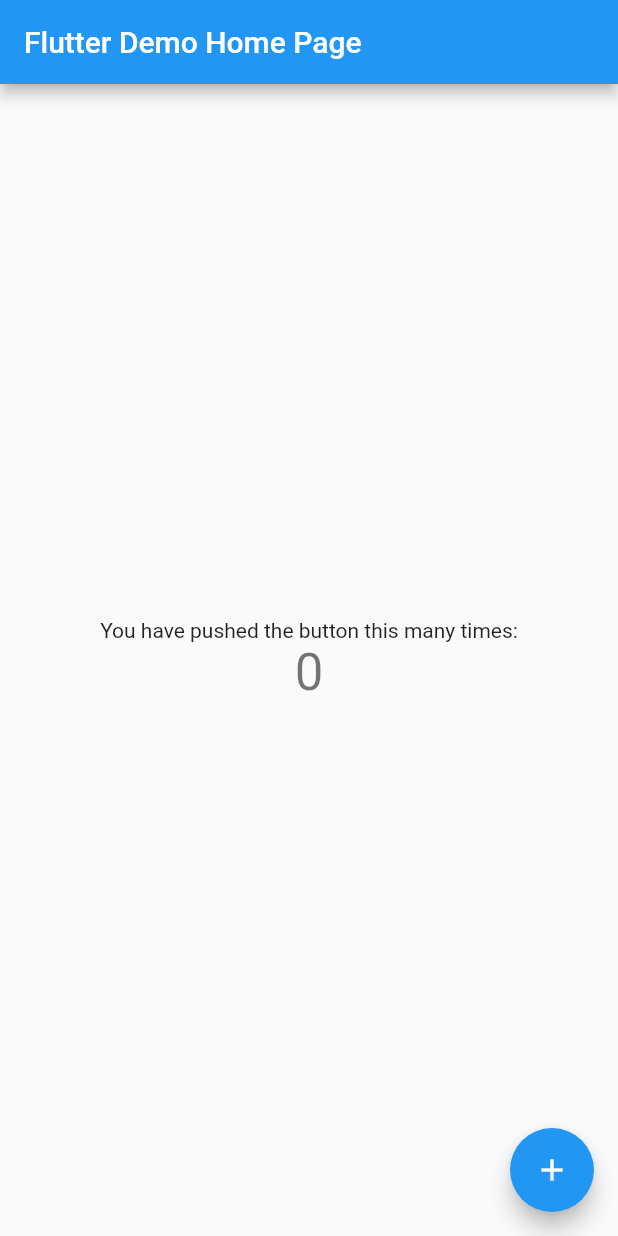
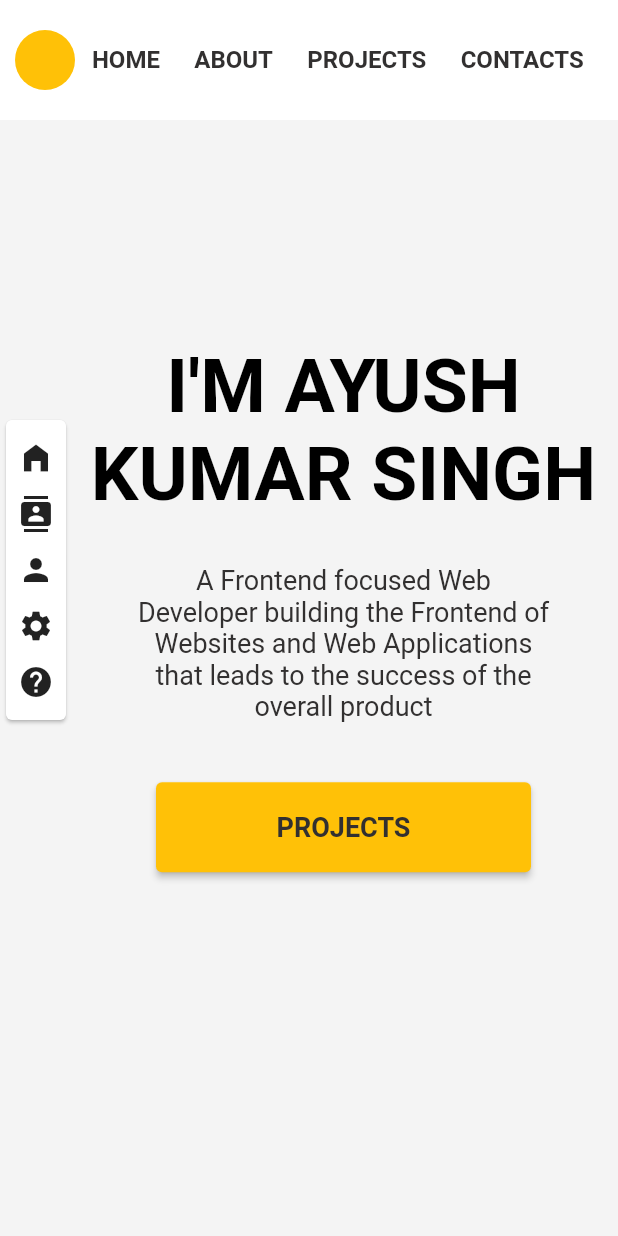
Before and after one commit to AyushKrSingh000/Portfolio-Web-App, a Flutter app: the screen it shows after launch, on a phone screen of 412 x 824 dp. Run offline on Flutter 3.47's test engine with Material 2 defaults, Android fonts, the phone set to English and light mode, and no system bars.

Commit message:
Added HomeScreen

```diff
--- /dev/null
+++ b/lib/constants.dart
@@ -0,0 +1,7 @@
+import 'package:flutter/material.dart';
+
+const kWhiteColor = Colors.white;
+const kBlackColor = Color.fromARGB(255, 50, 48, 48);
+const kHoverColor = Colors.amber;
+const double fontsize = 16;
+const kBlacColor = Colors.black;
--- /dev/null
+++ b/lib/controllers/hovers_controller.dart
@@ -0,0 +1,32 @@
+import 'package:flutter/gestures.dart';
+import 'package:flutter/material.dart';
+
+class HoverBuilder extends StatefulWidget {
+  const HoverBuilder({
+    required this.builder,
+    Key? key,
+  }) : super(key: key);
+
+  final Widget Function(bool isHovered) builder;
+
+  @override
+  _HoverBuilderState createState() => _HoverBuilderState();
+}
+
+class _HoverBuilderState extends State<HoverBuilder> {
+  bool _isHovered = false;
+  @override
+  Widget build(BuildContext context) {
+    return MouseRegion(
+      onEnter: (PointerEnterEvent event) => _onHoverChanged(enabled: true),
+      onExit: (PointerExitEvent event) => _onHoverChanged(enabled: false),
+      child: widget.builder(_isHovered),
+    );
+  }
+
+  void _onHoverChanged({required bool enabled}) {
+    setState(() {
+      _isHovered = enabled;
+    });
+  }
+}
--- a/lib/main.dart
+++ b/lib/main.dart
@@ -1,4 +1,5 @@
 import 'package:flutter/material.dart';
+import 'package:my_portfolio/pages/home_screen.dart';
 
 void main() {
   runApp(const MyApp());
@@ -7,109 +8,29 @@
 class MyApp extends StatelessWidget {
   const MyApp({super.key});
 
-  // This widget is the root of your application.
   @override
   Widget build(BuildContext context) {
     return MaterialApp(
-      title: 'Flutter Demo',
+      title: 'Portfolio Web Application',
+      debugShowCheckedModeBanner: false,
       theme: ThemeData(
-        // This is the theme of your application.
-        //
-        // Try running your application with "flutter run". You'll see the
-        // application has a blue toolbar. Then, without quitting the app, try
-        // changing the primarySwatch below to Colors.green and then invoke
-        // "hot reload" (press "r" in the console where you ran "flutter run",
-        // or simply save your changes to "hot reload" in a Flutter IDE).
-        // Notice that the counter didn't reset back to zero; the application
-        // is not restarted.
-        primarySwatch: Colors.blue,
+        primarySwatch: Colors.amber,
       ),
-      home: const MyHomePage(title: 'Flutter Demo Home Page'),
+      home: MyHomePage(),
     );
   }
 }
 
 class MyHomePage extends StatefulWidget {
-  const MyHomePage({super.key, required this.title});
-
-  // This widget is the home page of your application. It is stateful, meaning
-  // that it has a State object (defined below) that contains fields that affect
-  // how it looks.
-
-  // This class is the configuration for the state. It holds the values (in this
-  // case the title) provided by the parent (in this case the App widget) and
-  // used by the build method of the State. Fields in a Widget subclass are
-  // always marked "final".
-
-  final String title;
+  const MyHomePage({super.key});
 
   @override
   State<MyHomePage> createState() => _MyHomePageState();
 }
 
 class _MyHomePageState extends State<MyHomePage> {
-  int _counter = 0;
-
-  void _incrementCounter() {
-    setState(() {
-      // This call to setState tells the Flutter framework that something has
-      // changed in this State, which causes it to rerun the build method below
-      // so that the display can reflect the updated values. If we changed
-      // _counter without calling setState(), then the build method would not be
-      // called again, and so nothing would appear to happen.
-      _counter++;
-    });
-  }
-
   @override
   Widget build(BuildContext context) {
-    // This method is rerun every time setState is called, for instance as done
-    // by the _incrementCounter method above.
-    //
-    // The Flutter framework has been optimized to make rerunning build methods
-    // fast, so that you can just rebuild anything that needs updating rather
-    // than having to individually change instances of widgets.
-    return Scaffold(
-      appBar: AppBar(
-        // Here we take the value from the MyHomePage object that was created by
-        // the App.build method, and use it to set our appbar title.
-        title: Text(widget.title),
-      ),
-      body: Center(
-        // Center is a layout widget. It takes a single child and positions it
-        // in the middle of the parent.
-        child: Column(
-          // Column is also a layout widget. It takes a list of children and
-          // arranges them vertically. By default, it sizes itself to fit its
-          // children horizontally, and tries to be as tall as its parent.
-          //
-          // Invoke "debug painting" (press "p" in the console, choose the
-          // "Toggle Debug Paint" action from the Flutter Inspector in Android
-          // Studio, or the "Toggle Debug Paint" command in Visual Studio Code)
-          // to see the wireframe for each widget.
-          //
-          // Column has various properties to control how it sizes itself and
-          // how it positions its children. Here we use mainAxisAlignment to
-          // center the children vertically; the main axis here is the vertical
-          // axis because Columns are vertical (the cross axis would be
-          // horizontal).
-          mainAxisAlignment: MainAxisAlignment.center,
-          children: <Widget>[
-            const Text(
-              'You have pushed the button this many times:',
-            ),
-            Text(
-              '$_counter',
-              style: Theme.of(context).textTheme.headline4,
-            ),
-          ],
-        ),
-      ),
-      floatingActionButton: FloatingActionButton(
-        onPressed: _incrementCounter,
-        tooltip: 'Increment',
-        child: const Icon(Icons.add),
-      ), // This trailing comma makes auto-formatting nicer for build methods.
-    );
+    return HomePage();
   }
 }
--- /dev/null
+++ b/lib/pages/home_screen.dart
@@ -0,0 +1,177 @@
+import 'package:flutter/material.dart';
+import 'package:my_portfolio/constants.dart';
+
+import '../controllers/hovers_controller.dart';
+
+class HomePage extends StatefulWidget {
+  const HomePage({super.key});
+
+  @override
+  State<HomePage> createState() => _HomePageState();
+}
+
+class _HomePageState extends State<HomePage> {
+  @override
+  Widget build(BuildContext context) {
+    return Scaffold(
+      backgroundColor: Color.fromRGBO(244, 244, 244, 1),
+      appBar: AppBar(
+        toolbarHeight: 80,
+        backgroundColor: kWhiteColor,
+        elevation: 0,
+        leading: Row(
+          children: const [
+            Padding(
+              padding: EdgeInsets.only(left: 10),
+              child: CircleAvatar(
+                backgroundColor: Colors.amber,
+                radius: 20,
+              ),
+            ),
+          ],
+        ),
+        title: const Text(
+          "AYUSH KUMAR SINGH",
+          style: TextStyle(color: kBlackColor),
+        ),
+        actions: [
+          Row(
+            mainAxisAlignment: MainAxisAlignment.end,
+            // crossAxisAlignment: CrossAxisAlignment.end,
+            children: [
+              HoverBuilder(
+                builder: (isHovered) {
+                  return Text(
+                    "HOME",
+                    style: TextStyle(
+                        color: isHovered ? kHoverColor : kBlackColor,
+                        fontWeight: FontWeight.bold,
+                        fontSize: fontsize),
+                  );
+                },
+              ),
+              SizedBox(
+                width: MediaQuery.of(context).size.width / 18,
+              ),
+              HoverBuilder(
+                builder: (isHovered) {
+                  return Text(
+                    "ABOUT",
+                    style: TextStyle(
+                        color: isHovered ? kHoverColor : kBlackColor,
+                        fontWeight: FontWeight.bold,
+                        fontSize: fontsize),
+                  );
+                },
+              ),
+              SizedBox(
+                width: MediaQuery.of(context).size.width / 18,
+              ),
+              HoverBuilder(
+                builder: (isHovered) {
+                  return Text(
+                    "PROJECTS",
+                    style: TextStyle(
+                        color: isHovered ? kHoverColor : kBlackColor,
+                        fontWeight: FontWeight.bold,
+                        fontSize: fontsize),
+                  );
+                },
+              ),
+              SizedBox(
+                width: MediaQuery.of(context).size.width / 18,
+              ),
+              HoverBuilder(
+                builder: (isHovered) {
+                  return Text(
+                    "CONTACTS",
+                    style: TextStyle(
+                        color: isHovered ? kHoverColor : kBlackColor,
+                        fontWeight: FontWeight.bold,
+                        fontSize: fontsize),
+                  );
+                },
+              ),
+              SizedBox(
+                width: MediaQuery.of(context).size.width / 18,
+              ),
+            ],
+          ),
+        ],
+      ),
+      body: SingleChildScrollView(
+        child: Column(
+          children: [
+            SizedBox(
+              height: 600,
+              child: Row(children: [
+                Card(
+                  color: Colors.white,
+                  child: SizedBox(
+                    height: 200,
+                    width: 40,
+                    child: Column(
+                        mainAxisAlignment: MainAxisAlignment.spaceEvenly,
+                        children: const [
+                          Icon(Icons.home_filled),
+                          Icon(Icons.contacts),
+                          Icon(Icons.person),
+                          Icon(Icons.settings),
+                          Icon(Icons.help),
+                        ]),
+                  ),
+                ),
+                SizedBox(
+                    width: MediaQuery.of(context).size.width - 50,
+                    child: Column(
+                      mainAxisAlignment: MainAxisAlignment.center,
+                      children: [
+                        const SizedBox(
+                          height: 50,
+                        ),
+                        const Text(
+                          "I'M AYUSH KUMAR SINGH",
+                          style: TextStyle(
+                              color: kBlacColor,
+                              fontSize: 50,
+                              fontWeight: FontWeight.bold),
+                          textAlign: TextAlign.center,
+                        ),
+                        const SizedBox(
+                          height: 30,
+                        ),
+                        SizedBox(
+                          width: MediaQuery.of(context).size.width / 1.5,
+                          child: const Text(
+                            "A Frontend focused Web Developer building the Frontend of Websites and Web Applications that leads to the success of the overall product",
+                            textAlign: TextAlign.center,
+                            style: TextStyle(
+                              color: kBlackColor,
+                              fontSize: 18,
+                            ),
+                          ),
+                        ),
+                        const SizedBox(
+                          height: 40,
+                        ),
+                        ElevatedButton(
+                            style: ElevatedButton.styleFrom(
+                                minimumSize: Size(250, 60)),
+                            onPressed: () {},
+                            child: const Text(
+                              "PROJECTS",
+                              style: TextStyle(
+                                  color: kBlackColor,
+                                  fontSize: 18,
+                                  fontWeight: FontWeight.bold),
+                            ))
+                      ],
+                    )),
+              ]),
+            ),
+          ],
+        ),
+      ),
+    );
+  }
+}
```
Also changed, not shown: assets/images/home.png (added), 3 other files.
